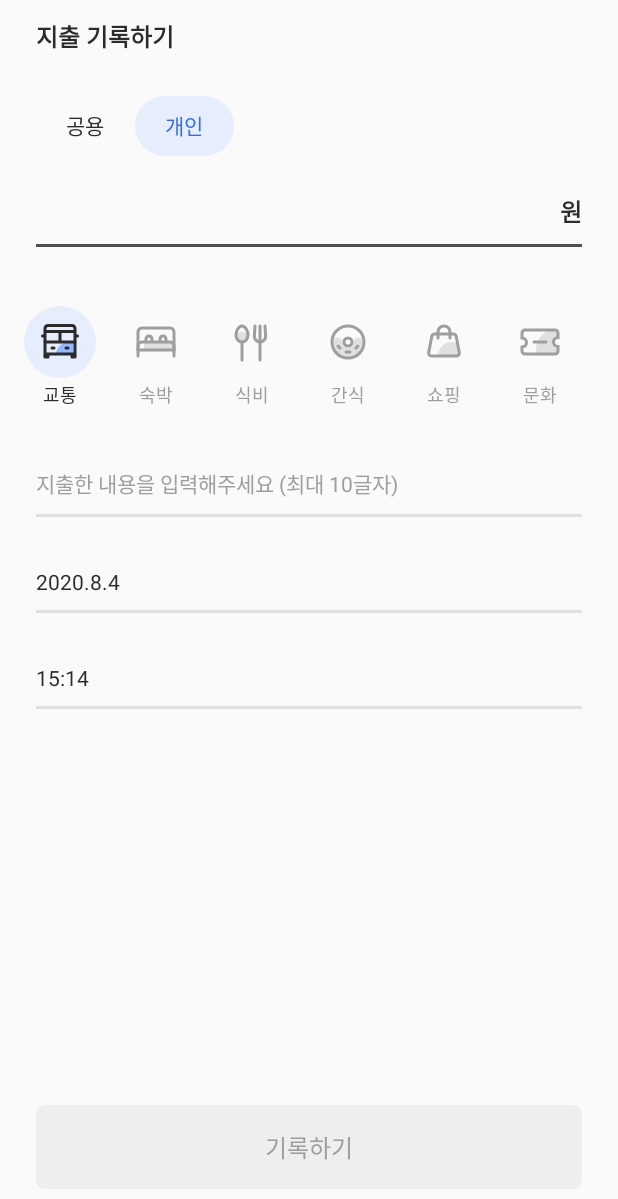
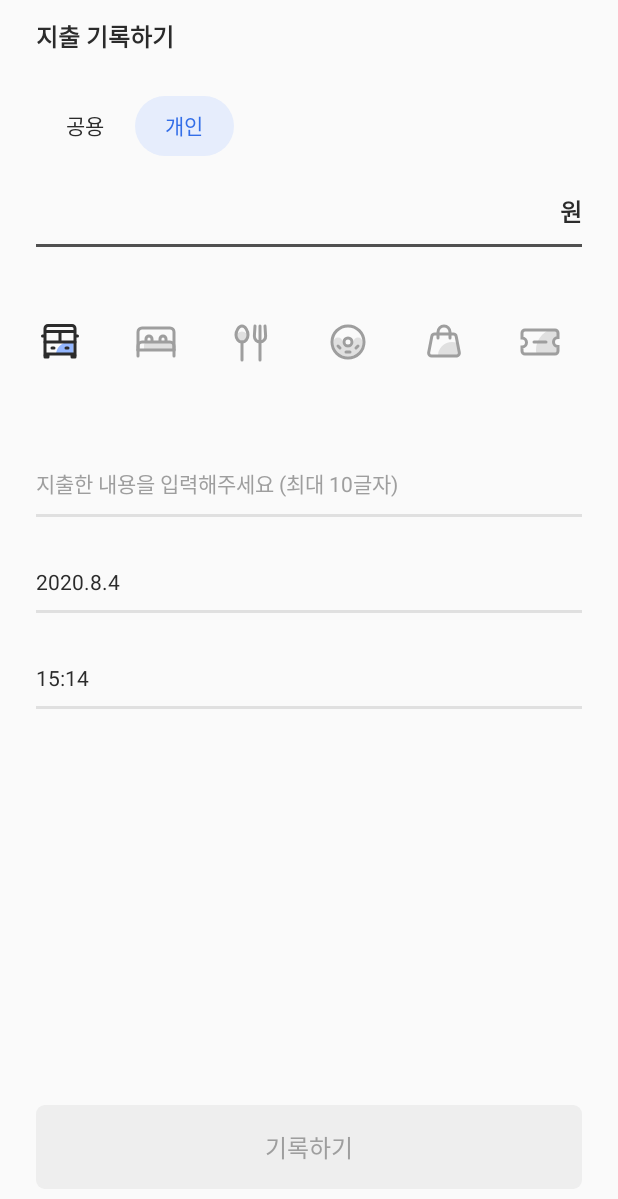
Before and after one commit to Nexters/travel-budget-android, an Android app: the RecordSpendActivity screen opened directly, with no data from a screen before it, after a tap on "교통", on a phone screen of 412 x 824 dp. Shown: the top 1199 px of the screen. Run offline under Robolectric (Android 15) with nearby library versions, the phone set to English and light mode, and no system bars; our stand-ins replace RxJava, data binding; libraries missing offline, so code that uses them is left out: com.kakao.auth, com.kakao.usermgmt; pictures from the network do not load; 2 statements that could not run were skipped; 2 other taps on this screen came first.

Commit message:
adapter에 있던 기능 xml에 databinding으로 이동

```diff
--- a/app/src/main/java/com/nexters/travelbudget/ui/record_spend/adapter/SpendCategoryRVAdapter.kt
+++ b/app/src/main/java/com/nexters/travelbudget/ui/record_spend/adapter/SpendCategoryRVAdapter.kt
@@ -17,22 +17,7 @@ class SpendCategoryRVAdapter(
         viewHolder: BaseItemVH,
         item: SpendCategoryModel
     ) {
-        with(binding as ItemSpendCategoryBinding) {
-            ivIcon.setImageResource(item.icon)
-            tvName.text = item.title
-            tvName.setTextColor(
-                if (item.isSelect) {
-                    root.resources.getColor(R.color.fill_grey_1, null)
-                } else {
-                    root.resources.getColor(R.color.colorTextHint, null)
-                }
-            )
-            if (item.isSelect) {
-                ivIcon.setBackgroundResource(R.drawable.bg_circle_fill_blue_8)
-            } else {
-                ivIcon.background = null
-            }
-        }
+        (binding as ItemSpendCategoryBinding).model = item
     }
 
     override fun onCreateBinding(parent: ViewGroup, viewType: Int): ViewDataBinding {
--- a/app/src/main/res/layout/item_spend_category.xml
+++ b/app/src/main/res/layout/item_spend_category.xml
@@ -1,25 +1,39 @@
 <?xml version="1.0" encoding="utf-8"?>
 <layout xmlns:android="http://schemas.android.com/apk/res/android"
+    xmlns:bind="http://schemas.android.com/apk/res-auto"
     xmlns:tools="http://schemas.android.com/tools">
+
+    <data>
+
+        <variable
+            name="model"
+            type="com.nexters.travelbudget.model.SpendCategoryModel" />
+    </data>
+
     <LinearLayout
         android:layout_width="wrap_content"
         android:layout_height="wrap_content"
-        android:orientation="vertical"
-        android:gravity="center">
+        android:gravity="center"
+        android:orientation="vertical">
+
         <androidx.appcompat.widget.AppCompatImageView
             android:id="@+id/iv_icon"
-            android:layout_width="wrap_content"
-            android:layout_height="wrap_content"
+            android:layout_width="48dp"
+            android:layout_height="48dp"
+            android:background="@{model.select ? @drawable/bg_circle_fill_blue_8 : null}"
             android:padding="8dp"
-            tools:src="@drawable/ic_snack_default_32dp"/>
+            bind:imgRes="@{model.icon}"
+            tools:src="@drawable/ic_snack_default_32dp" />
+
         <androidx.appcompat.widget.AppCompatTextView
             android:id="@+id/tv_name"
             android:layout_width="wrap_content"
             android:layout_height="wrap_content"
-            tools:text="간식"
+            android:layout_marginTop="2dp"
+            android:text="@{model.title}"
+            android:textColor="@{model.select ? @color/fill_grey_1 : @color/fill_grey_2}"
             android:textSize="12sp"
-            android:textColor="@color/colorTextHint"
-            android:layout_marginTop="2dp"/>
+            tools:text="간식" />
 
     </LinearLayout>
 </layout>
```
